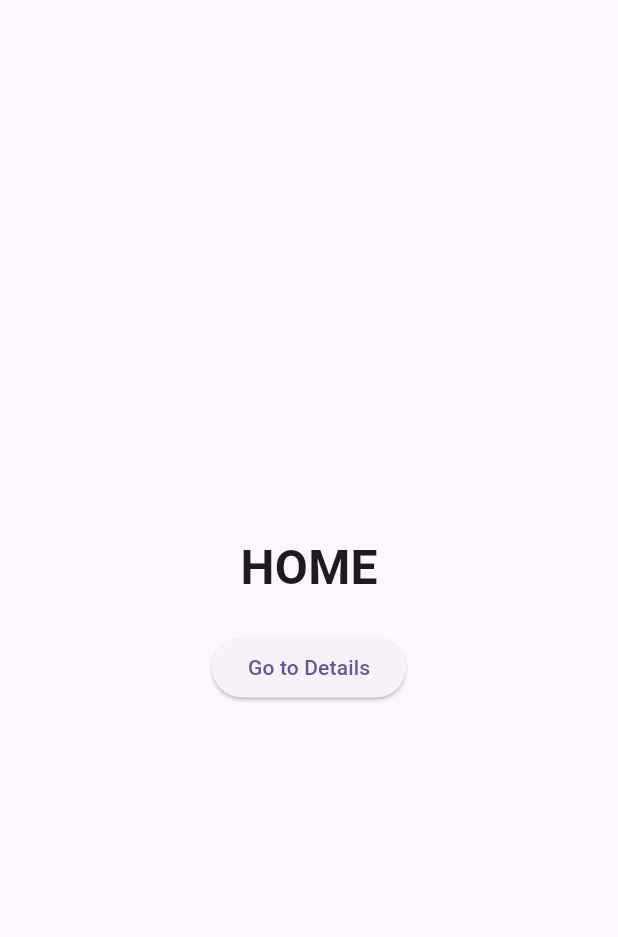
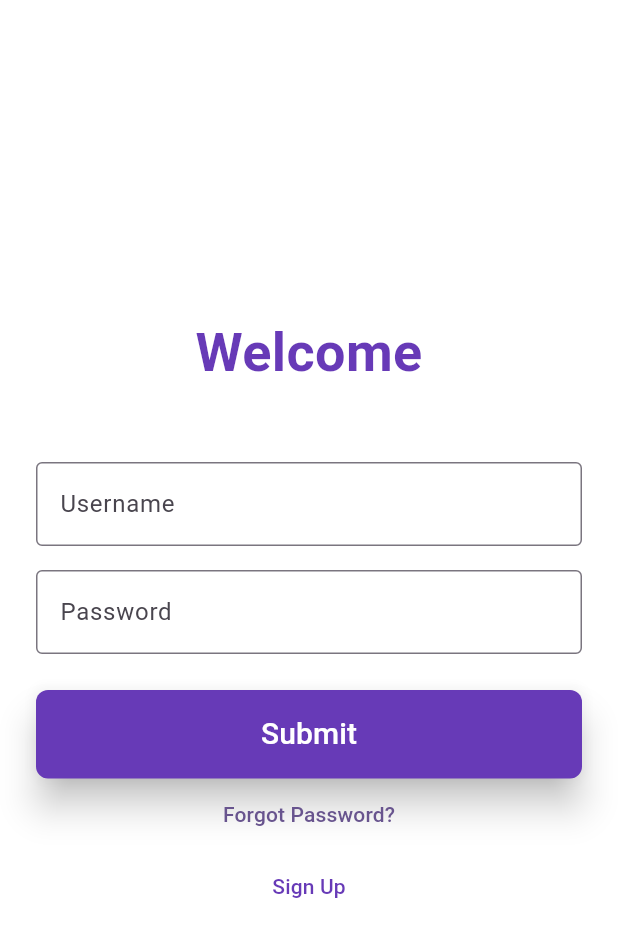
Before and after one commit to patelv712/4261Proj, a Flutter app: the screen it shows after launch, on a phone screen of 412 x 824 dp. Shown: the top 937 px of the screen. Run offline on Flutter 3.47's test engine with Material 3 defaults, Android fonts, the phone set to English and light mode, and no system bars.

Commit message:
welcome screen

```diff
--- a/proj1/lib/homescreen.dart
+++ b/proj1/lib/homescreen.dart
@@ -4,26 +4,74 @@ class HomeScreen extends StatelessWidget {
   @override
   Widget build(BuildContext context) {
     return Scaffold(
+      backgroundColor: Colors.white,
       body: SafeArea(
         child: Center(
-          child: Padding(
-            padding: const EdgeInsets.all(16.0),
+          child: SingleChildScrollView(
+            padding: const EdgeInsets.symmetric(horizontal: 24.0),
             child: Column(
               mainAxisAlignment: MainAxisAlignment.center,
+              crossAxisAlignment: CrossAxisAlignment.stretch,
               children: <Widget>[
                 Text(
-                  'HOME',
+                  'Welcome',
+                  textAlign: TextAlign.center,
                   style: TextStyle(
-                    fontSize: 32.0,
+                    fontSize: 36.0,
                     fontWeight: FontWeight.bold,
+                    color: Colors.deepPurple,
                   ),
                 ),
-                SizedBox(height: 20),
+                SizedBox(height: 48.0),
+                TextFormField(
+                  decoration: InputDecoration(
+                    labelText: 'Username',
+                    border: OutlineInputBorder(),
+                  ),
+                ),
+                SizedBox(height: 16.0),
+                TextFormField(
+                  decoration: InputDecoration(
+                    labelText: 'Password',
+                    border: OutlineInputBorder(),
+                  ),
+                  obscureText: true,
+                ),
+                SizedBox(height: 24.0),
                 ElevatedButton(
                   onPressed: () {
-                    // Handle button press
+                    // Implement submit functionality
                   },
-                  child: Text('Go to Details'),
+                  child: Padding(
+                    padding: const EdgeInsets.all(15.0),
+                    child: Text(
+                      'Submit',
+                      style: TextStyle(fontSize: 20.0),
+                    ),
+                  ),
+                  style: ElevatedButton.styleFrom(
+                    primary: Colors.deepPurple, // Button color
+                    onPrimary: Colors.white, // Text color
+                    shape: RoundedRectangleBorder(
+                      borderRadius: BorderRadius.circular(8.0),
+                    ),
+                    elevation: 10, // Shadow depth
+                  ),
+                ),
+                TextButton(
+                  onPressed: () {
+                    // Implement forgot password functionality
+                  },
+                  child: Text('Forgot Password?'),
+                ),
+                TextButton(
+                  onPressed: () {
+                    // Implement sign up functionality
+                  },
+                  child: Text('Sign Up'),
+                  style: TextButton.styleFrom(
+                    primary: Colors.deepPurple,
+                  ),
                 ),
               ],
             ),
```
